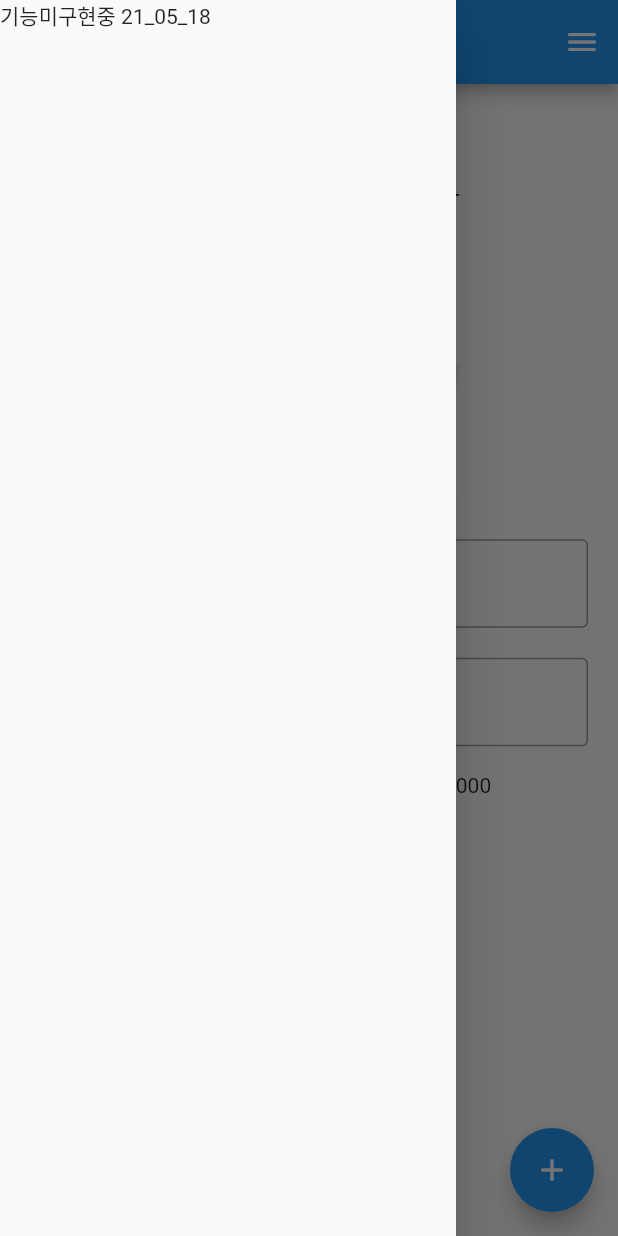
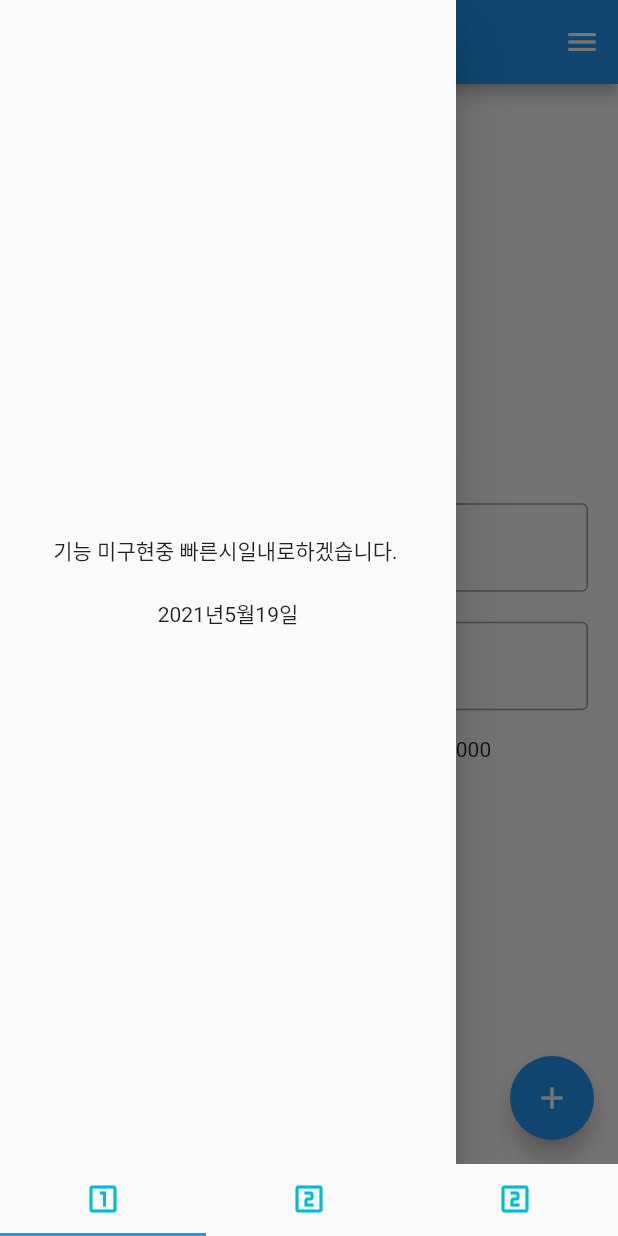
Before and after one commit to tjdtnsla0911/study_Flutter, a Flutter app: the screen it shows after launch, with the side drawer open, on a phone screen of 412 x 824 dp. Run offline on Flutter 3.47's test engine with Material 2 defaults, Android fonts, the phone set to English and light mode, and no system bars.

Commit message:
페이징 기능구현중

```diff
--- a/lib/imageWidget.dart
+++ b/lib/imageWidget.dart
@@ -1,3 +1,4 @@
+
 
 import 'dart:ui';
 import 'package:flutter/material.dart';
@@ -58,6 +59,7 @@ class _ImageWidgetAppState extends State<ImageWidgetApp> {
            icon: Icon(Icons.menu),
            onPressed: (){print('버튼클릭');},
          )
+
          ],
 
 
@@ -70,7 +72,11 @@ class _ImageWidgetAppState extends State<ImageWidgetApp> {
        // ),
 
       ), drawer: Drawer(
-          child: Text('기능미구현중 21_05_18'),
+          child: Column(
+            children: [Text('기능 미구현중 빠른시일내로하겠습니다. \n'),
+                       Text('2021년5월19일')],
+            mainAxisAlignment: MainAxisAlignment.center,
+          ),
     ), //애가있어야 actions에서 아이콘도생기고 옆으로도움직여짐
 
       floatingActionButton: FloatingActionButton(
@@ -91,7 +97,7 @@ class _ImageWidgetAppState extends State<ImageWidgetApp> {
 
                 padding: EdgeInsets.only(bottom: 30),
 
-                child : Image.asset('image/oohana.png',width: 200, height: 200, fit: BoxFit.fill,),
+                child : Image.asset('image/kotlin.png',width: 200, height: 200, fit: BoxFit.fill,),
               ),
 
               Padding(
--- a/lib/main.dart
+++ b/lib/main.dart
@@ -1,10 +1,12 @@
 import 'package:flutter/material.dart';
 import 'imageWidget.dart';
+import 'sub/secondPage.dart';
+import 'sub/ThreePage.dart';
 
 void main() => runApp(MyApp());
 
 class MyApp extends StatelessWidget {
-  // This widget is the root of your application.
+
   @override
   Widget build(BuildContext context) {
     return MaterialApp(
@@ -13,49 +15,57 @@ class MyApp extends StatelessWidget {
 
         primarySwatch: Colors.blue,
       ),
-      home: ImageWidgetApp(),
+      home: MyHomePageState(),
       // home: MaterialFlutterApp(),
     );
   }
 }
 
-class MaterialFlutterApp extends StatefulWidget {
-  const MaterialFlutterApp({Key key}) : super(key: key);
+class MyHomePageState extends StatefulWidget {
+  const MyHomePageState({Key key}) : super(key: key);
 
   @override
-  _MaterialFlutterApp createState() => _MaterialFlutterApp();
+  _MyHomePageStateState createState() => _MyHomePageStateState();
 }
 
-class _MaterialFlutterApp extends State<MaterialFlutterApp> {
+class _MyHomePageStateState extends State<MyHomePageState> with SingleTickerProviderStateMixin{
+
+  TabController controller;
+  @override
+  void initState()  {
+    super.initState();
+    controller = TabController(length: 3,vsync: this); //length는 몇개탭을 만들지지정하고
+    //vsync는 탭이동시 콜백함수를 어디서 처리할지 쓰는놈
+    //vsync는 메소드쪽에 with로 SingleTicker머시기 안걸면ㅇ러터짐 ( with는 여러 클래스를 재사용할수있는 키워드)
+
+  }
+  //소멸시키는놈
+  @override
+  void dispose() {
+    print('dispose에서 완전 소멸시킴');
+    controller.dispose();
+    super.dispose();
+
+  }
   @override
   Widget build(BuildContext context) {
-    print('_MaterialFlutterApp에옴');
+    return Scaffold(
+      body: TabBarView( //요놈이으면 슬라이스로가능
+        children: <Widget>[ImageWidgetApp(),SecondApp(),ThreeApp()],
+        //ThreeApp()
+        controller: controller,
+      ),
+      bottomNavigationBar: TabBar(tabs: <Tab>[
+        //여깃 페이징바 생기는데 위에 개수랑 틀리면터짐
+        Tab(icon: Icon(Icons.looks_one_outlined , color: Colors.cyan)),
+        Tab(icon: Icon(Icons.looks_two_outlined , color: Colors.cyan)),
+        Tab(icon: Icon(Icons.looks_two_outlined , color: Colors.cyan)),
+        // Tab(icon: Icon(Icons.looks_two_outlined , color: Colors.cyan)),
+        // Tab(icon: Icon(Icons.looks_3_outlined , color: Colors.cyan)),
+      ],controller: controller,),
 
-    return Scaffold(
-          //스캐폴드안 1
-          appBar: AppBar(
-            title: Text('플러터를 활용하자'),
-          ),
-        //스캐폴드안2
-        floatingActionButton:  FloatingActionButton(
-          child: Icon(Icons.add),
-          onPressed: (){
-            print('버튼클릭');
-          },
-        ),
-
-        body: Container(
-          child: Center(
-            child: Column(
-              children: <Widget>[
-                Icon(Icons.android),
-                Text('엿')
-              ],
-              mainAxisAlignment: MainAxisAlignment.center
-              ,
-            ),
-        ),
-        ),
     );
   }
+
+
 }
--- a/pubspec.yaml
+++ b/pubspec.yaml
@@ -41,3 +41,4 @@ flutter:
   uses-material-design: true
   assets:
     - image/oohana.png
+    - image/kotlin.png
```
Also changed, not shown: lib/sub/ThreePage.dart (added, +19 -0 lines), lib/sub/secondPage.dart (added, +19 -0 lines), image/kotlin.png (added).
